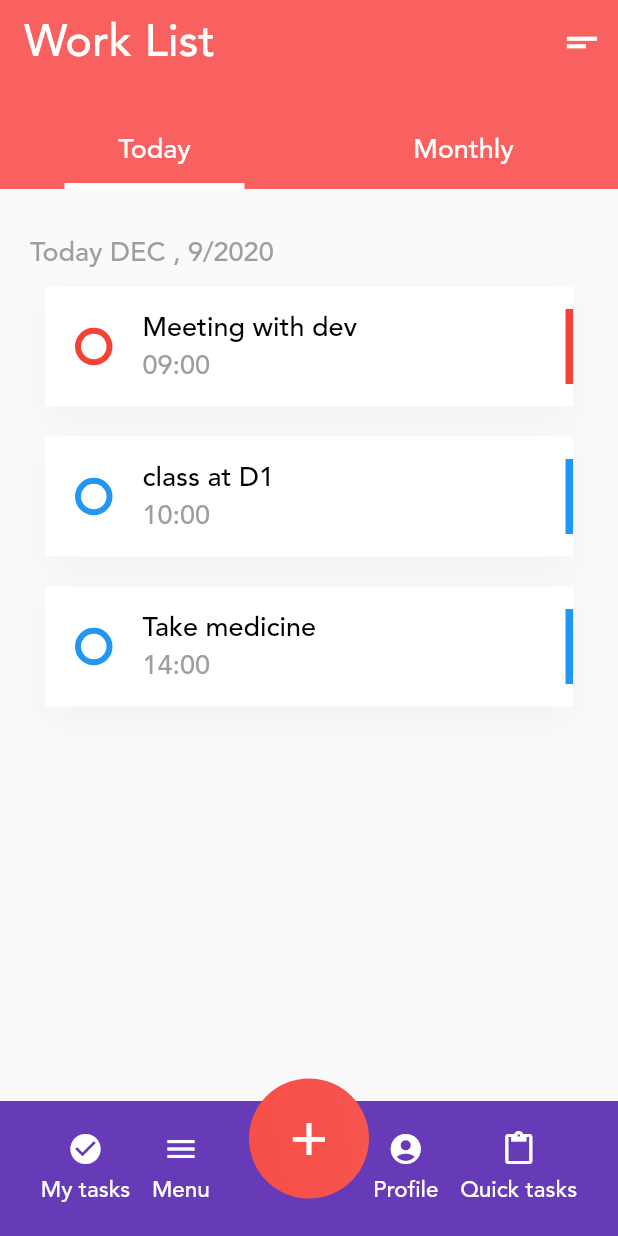
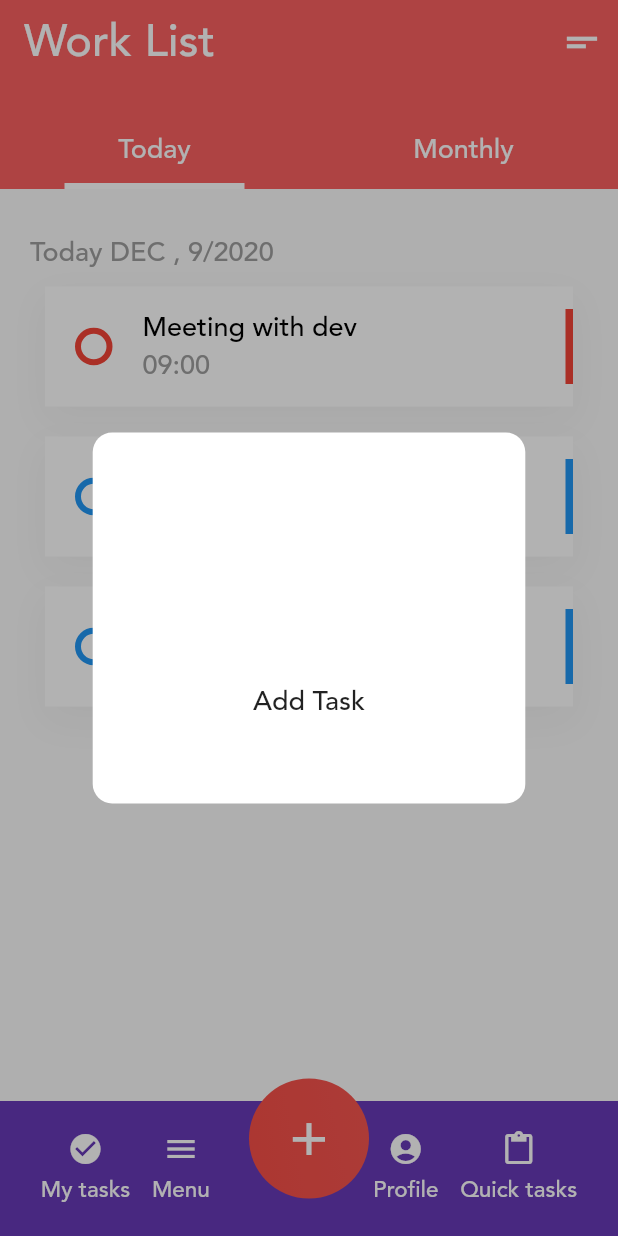
Before and after one commit to johnwanjema/flutter_todo_app, a Flutter app: the screen it shows after launch, on a phone screen of 412 x 824 dp. Run offline on Flutter 3.47's test engine with Material 2 defaults, Android fonts, the phone set to English and light mode, and no system bars; drawn by our look-alikes of flutter_slidable; our stand-ins replace table_calendar.

Commit message:
add pop up for task

```diff
--- a/lib/screens/HomeScreen.dart
+++ b/lib/screens/HomeScreen.dart
@@ -267,9 +267,11 @@ class _homePageState extends State<homePage> {
                                   colors: [Color(0xfff96060), Colors.red]),
                               shape: BoxShape.circle),
                           child: Center(
-                            child: Text('+' ,style: TextStyle(
-                              fontSize: 40,color: Colors.white
-                            ),),
+                            child: Text(
+                              '+',
+                              style:
+                                  TextStyle(fontSize: 40, color: Colors.white),
+                            ),
                           ),
                         )),
                   )
@@ -277,21 +279,50 @@ class _homePageState extends State<homePage> {
               ),
             )
           ]),
+          Container(
+            child: Container(
+              height: MediaQuery.of(context).size.height,
+              width: MediaQuery.of(context).size.width,
+              color: Colors.black.withOpacity(.3),
+              child: Center(
+                child: InkWell(
+                  onTap: closeTaskPopUp,
+                  child: Container(
+                    height: MediaQuery.of(context).size.height * .3,
+                    width: MediaQuery.of(context).size.width * .7,
+                    decoration: BoxDecoration(
+                        borderRadius: BorderRadius.all(
+                          Radius.circular(13),
+                        ),
+                        color: Colors.white),
+                    child: Column(
+                      mainAxisAlignment: MainAxisAlignment.spaceAround,
+                      children: [
+                        SizedBox(height: 1,),InkWell(onTap:(){} ,child: Container(
+                          child: Text('Add Task',style: TextStyle(
+                            fontSize: 18
+                          ),),
+                        ),)
+                      ],
+                    ),
+                  ),
+                ),
+              ),
+            ),
+          )
         ],
       ),
     );
   }
-  openTaskPopUp(){
-      taskPop = 'Open';
-    setState(() {
 
-    });
+  openTaskPopUp() {
+    taskPop = 'Open';
+    setState(() {});
   }
-  closeTaskPopUp(){
+
+  closeTaskPopUp() {
     taskPop = 'close';
-    setState(() {
-
-    });
+    setState(() {});
   }
 
   Slidable taskWidget(Color color, String title, String time) {
```
